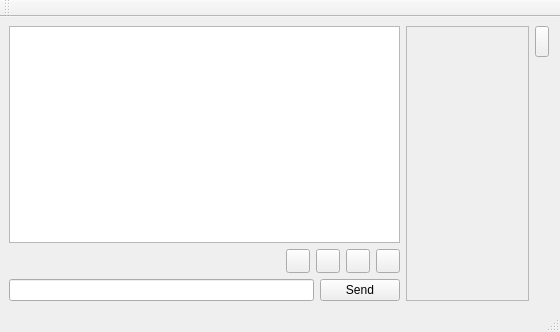
Above: retroshare-gui/src/gui/chat/PopupChatDialog.ui from RetroShare/RetroShare before the change. Below: the same form after it.
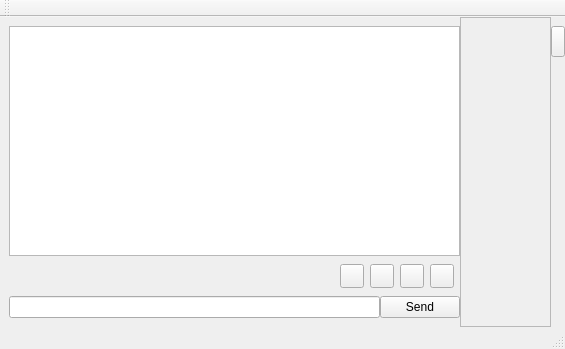
That is the form after the change. Icons and pictures are not drawn.

Commit message: fixed some layout of the Avatar frame an the layout of the Chat Dialog.

Patch:
```diff
--- a/retroshare-gui/src/gui/chat/PopupChatDialog.ui
+++ b/retroshare-gui/src/gui/chat/PopupChatDialog.ui
@@ -5,8 +5,8 @@
    <rect>
     <x>0</x>
     <y>0</y>
-    <width>560</width>
-    <height>332</height>
+    <width>565</width>
+    <height>349</height>
    </rect>
   </property>
   <property name="windowTitle" >
@@ -14,7 +14,39 @@
   </property>
   <widget class="QWidget" name="centralwidget" >
    <layout class="QGridLayout" >
-    <item row="0" column="0" colspan="5" >
+    <property name="leftMargin" >
+     <number>0</number>
+    </property>
+    <property name="topMargin" >
+     <number>0</number>
+    </property>
+    <property name="rightMargin" >
+     <number>0</number>
+    </property>
+    <property name="bottomMargin" >
+     <number>0</number>
+    </property>
+    <property name="horizontalSpacing" >
+     <number>0</number>
+    </property>
+    <property name="verticalSpacing" >
+     <number>0</number>
+    </property>
+    <item row="0" column="0" >
+     <layout class="QGridLayout" >
+      <property name="leftMargin" >
+       <number>9</number>
+      </property>
+      <property name="topMargin" >
+       <number>9</number>
+      </property>
+      <property name="rightMargin" >
+       <number>0</number>
+      </property>
+      <property name="bottomMargin" >
+       <number>9</number>
+      </property>
+      <item row="0" column="0" >
      <widget class="QTextBrowser" name="textBrowser" >
       <property name="minimumSize" >
        <size>
@@ -30,109 +62,39 @@
       </property>
      </widget>
     </item>
-    <item rowspan="3" row="0" column="5" >
-     <widget class="QFrame" name="avatarframe" >
-      <property name="frameShape" >
-       <enum>QFrame::StyledPanel</enum>
-      </property>
-      <property name="frameShadow" >
-       <enum>QFrame::Raised</enum>
+      <item row="1" column="0" >
+       <layout class="QGridLayout" >
+        <property name="horizontalSpacing" >
+         <number>0</number>
+        </property>
+        <property name="verticalSpacing" >
+         <number>0</number>
+        </property>
+        <item row="0" column="0" >
+         <widget class="QWidget" native="1" name="widget" >
+          <property name="maximumSize" >
+           <size>
+            <width>16777215</width>
+            <height>42</height>
+           </size>
+          </property>
+          <property name="styleSheet" >
+           <string/>
       </property>
       <layout class="QGridLayout" >
        <property name="leftMargin" >
         <number>0</number>
        </property>
        <property name="topMargin" >
-        <number>0</number>
+            <number>8</number>
        </property>
        <property name="rightMargin" >
-        <number>0</number>
+            <number>6</number>
        </property>
        <property name="bottomMargin" >
-        <number>0</number>
+            <number>8</number>
        </property>
        <item row="0" column="0" >
-        <widget class="QLabel" name="avatarlabel" >
-         <property name="minimumSize" >
-          <size>
-           <width>64</width>
-           <height>64</height>
-          </size>
-         </property>
-         <property name="styleSheet" >
-          <string>QLabel{
-border-image: url(:/images/avatar_background.png);
-
-}</string>
-         </property>
-         <property name="text" >
-          <string/>
-         </property>
-        </widget>
-       </item>
-       <item row="1" column="0" >
-        <spacer>
-         <property name="orientation" >
-          <enum>Qt::Vertical</enum>
-         </property>
-         <property name="sizeHint" >
-          <size>
-           <width>121</width>
-           <height>121</height>
-          </size>
-         </property>
-        </spacer>
-       </item>
-       <item row="2" column="0" >
-        <widget class="QLabel" name="label" >
-         <property name="text" >
-          <string/>
-         </property>
-        </widget>
-       </item>
-      </layout>
-     </widget>
-    </item>
-    <item rowspan="3" row="0" column="6" >
-     <layout class="QGridLayout" >
-      <item row="0" column="0" >
-       <widget class="QPushButton" name="avatarFrameButton" >
-        <property name="minimumSize" >
-         <size>
-          <width>14</width>
-          <height>31</height>
-         </size>
-        </property>
-        <property name="maximumSize" >
-         <size>
-          <width>14</width>
-          <height>31</height>
-         </size>
-        </property>
-        <property name="text" >
-         <string/>
-        </property>
-        <property name="checkable" >
-         <bool>true</bool>
-        </property>
-       </widget>
-      </item>
-      <item row="1" column="0" >
-       <spacer>
-        <property name="orientation" >
-         <enum>Qt::Vertical</enum>
-        </property>
-        <property name="sizeHint" >
-         <size>
-          <width>16</width>
-          <height>509</height>
-         </size>
-        </property>
-       </spacer>
-      </item>
-     </layout>
-    </item>
-    <item row="1" column="0" >
      <spacer>
       <property name="orientation" >
        <enum>Qt::Horizontal</enum>
@@ -145,7 +107,7 @@
       </property>
      </spacer>
     </item>
-    <item row="1" column="1" >
+           <item row="0" column="1" >
      <widget class="QPushButton" name="textboldButton" >
       <property name="minimumSize" >
        <size>
@@ -170,7 +132,7 @@
       </property>
      </widget>
     </item>
-    <item row="1" column="2" >
+           <item row="0" column="2" >
      <widget class="QPushButton" name="textunderlineButton" >
       <property name="minimumSize" >
        <size>
@@ -195,7 +157,7 @@
       </property>
      </widget>
     </item>
-    <item row="1" column="3" >
+           <item row="0" column="3" >
      <widget class="QPushButton" name="textitalicButton" >
       <property name="minimumSize" >
        <size>
@@ -220,7 +182,7 @@
       </property>
      </widget>
     </item>
-    <item row="1" column="4" >
+           <item row="0" column="4" >
      <widget class="QPushButton" name="colorButton" >
       <property name="minimumSize" >
        <size>
@@ -239,7 +201,10 @@
       </property>
      </widget>
     </item>
-    <item row="2" column="0" colspan="5" >
+          </layout>
+         </widget>
+        </item>
+        <item row="1" column="0" >
      <layout class="QGridLayout" >
       <item row="0" column="0" >
        <widget class="QLineEdit" name="lineEdit" />
@@ -250,6 +215,139 @@
          <string>Send</string>
         </property>
        </widget>
+          </item>
+         </layout>
+        </item>
+       </layout>
+      </item>
+     </layout>
+    </item>
+    <item row="0" column="1" >
+     <widget class="QFrame" name="avatarframe" >
+      <property name="frameShape" >
+       <enum>QFrame::StyledPanel</enum>
+      </property>
+      <property name="frameShadow" >
+       <enum>QFrame::Raised</enum>
+      </property>
+      <layout class="QGridLayout" >
+       <item row="0" column="0" >
+        <widget class="QLabel" name="avatarlabel" >
+         <property name="minimumSize" >
+          <size>
+           <width>70</width>
+           <height>70</height>
+          </size>
+         </property>
+         <property name="maximumSize" >
+          <size>
+           <width>70</width>
+           <height>70</height>
+          </size>
+         </property>
+         <property name="styleSheet" >
+          <string>QLabel{
+border-image: url(:/images/mystatus_bg.png);
+
+}</string>
+         </property>
+         <property name="text" >
+          <string/>
+         </property>
+         <property name="alignment" >
+          <set>Qt::AlignCenter</set>
+         </property>
+        </widget>
+       </item>
+       <item row="1" column="0" >
+        <spacer>
+         <property name="orientation" >
+          <enum>Qt::Vertical</enum>
+         </property>
+         <property name="sizeHint" >
+          <size>
+           <width>71</width>
+           <height>138</height>
+          </size>
+         </property>
+        </spacer>
+       </item>
+       <item row="2" column="0" >
+        <widget class="QLabel" name="myavatarlabel" >
+         <property name="minimumSize" >
+          <size>
+           <width>70</width>
+           <height>70</height>
+          </size>
+         </property>
+         <property name="maximumSize" >
+          <size>
+           <width>70</width>
+           <height>70</height>
+          </size>
+         </property>
+         <property name="styleSheet" >
+          <string>QLabel{
+border-image: url(:/images/mystatus_bg.png);
+
+}</string>
+         </property>
+         <property name="text" >
+          <string/>
+         </property>
+         <property name="alignment" >
+          <set>Qt::AlignCenter</set>
+         </property>
+        </widget>
+       </item>
+      </layout>
+     </widget>
+    </item>
+    <item row="0" column="2" >
+     <layout class="QGridLayout" >
+      <property name="topMargin" >
+       <number>9</number>
+      </property>
+      <item row="0" column="0" >
+       <widget class="QPushButton" name="avatarFrameButton" >
+        <property name="minimumSize" >
+         <size>
+          <width>14</width>
+          <height>31</height>
+         </size>
+        </property>
+        <property name="maximumSize" >
+         <size>
+          <width>14</width>
+          <height>31</height>
+         </size>
+        </property>
+        <property name="text" >
+         <string/>
+        </property>
+        <property name="iconSize" >
+         <size>
+          <width>16</width>
+          <height>31</height>
+         </size>
+        </property>
+        <property name="checkable" >
+         <bool>true</bool>
+        </property>
+       </widget>
+      </item>
+      <item row="1" column="0" >
+       <spacer>
+        <property name="orientation" >
+         <enum>Qt::Vertical</enum>
+        </property>
+        <property name="sizeHint" >
+         <size>
+          <width>12</width>
+          <height>509</height>
+         </size>
+        </property>
+       </spacer>
       </item>
      </layout>
     </item>
```
Lines whose indentation alone changed are shown as unchanged. The commit also changes 1 other file.
